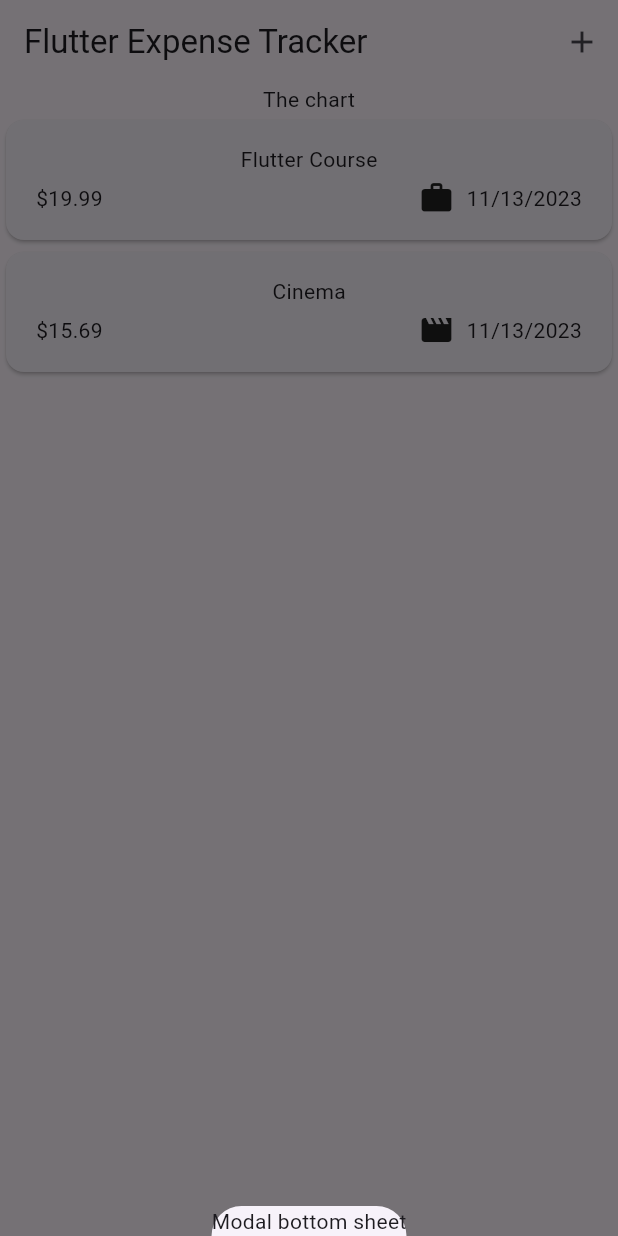
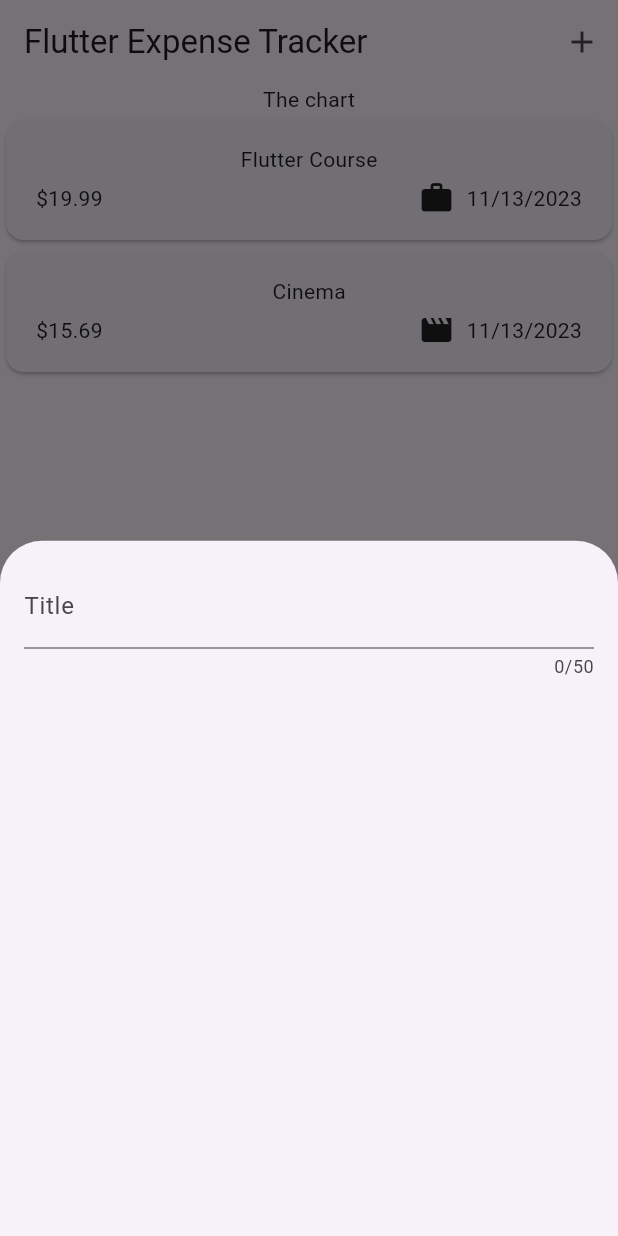
Before and after one commit to Some0ne3lse/expense_tracker, a Flutter app: the screen it shows after launch, after a tap on the "add" icon, on a phone screen of 412 x 824 dp. Run offline on Flutter 3.47's test engine with Material 2 defaults, Android fonts, the phone set to English and light mode, and no system bars.

Commit message:
Create new_expense

```diff
--- a/lib/widgets/expenses.dart
+++ b/lib/widgets/expenses.dart
@@ -1,5 +1,6 @@
 import 'package:expense_tracker/models/expense.dart';
 import 'package:expense_tracker/widgets/expenses_list/expenses_list.dart';
+import 'package:expense_tracker/widgets/new_expense.dart';
 import 'package:flutter/material.dart';
 
 class Expenses extends StatefulWidget {
@@ -28,7 +29,7 @@ class _ExpensesState extends State<Expenses> {
   void _openAddExpenseOverlay() {
     showModalBottomSheet(
       context: context,
-      builder: (ctx) => Text('Modal bottom sheet'),
+      builder: (ctx) => const NewExpense(),
     );
   }
 
--- /dev/null
+++ b/lib/widgets/new_expense.dart
@@ -0,0 +1,27 @@
+import 'package:flutter/material.dart';
+
+class NewExpense extends StatefulWidget {
+  const NewExpense({super.key});
+
+  @override
+  State<NewExpense> createState() => _NewExpenseState();
+}
+
+class _NewExpenseState extends State<NewExpense> {
+  @override
+  Widget build(BuildContext context) {
+    return Padding(
+      padding: const EdgeInsets.all(16),
+      child: const Column(
+        children: [
+          TextField(
+            maxLength: 50,
+            decoration: InputDecoration(
+              label: Text('Title'),
+            ),
+          ),
+        ],
+      ),
+    );
+  }
+}
```
